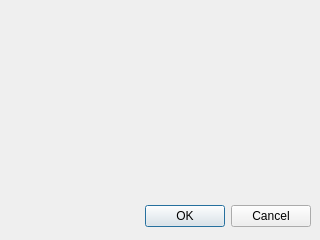
The window that logindialog.ui (Dr-Xperience/SPMS) describes before a commit, drawn with Qt 5.
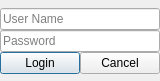
The same window after the commit.

Commit message: Designed Username And Password Dialog

What changed in the file:
```diff
--- a/logindialog.ui
+++ b/logindialog.ui
@@ -5,29 +5,85 @@
    <rect>
     <x>0</x>
     <y>0</y>
-    <width>320</width>
-    <height>240</height>
+    <width>160</width>
+    <height>81</height>
    </rect>
   </property>
   <property name="windowTitle">
    <string>Dialog</string>
   </property>
-  <widget class="QDialogButtonBox" name="buttonBox">
-   <property name="geometry">
-    <rect>
-     <x>10</x>
-     <y>200</y>
-     <width>301</width>
-     <height>32</height>
-    </rect>
+  <layout class="QFormLayout" name="formLayout">
+   <property name="sizeConstraint">
+    <enum>QLayout::SetMinimumSize</enum>
    </property>
-   <property name="orientation">
-    <enum>Qt::Horizontal</enum>
+   <property name="labelAlignment">
+    <set>Qt::AlignCenter</set>
    </property>
-   <property name="standardButtons">
-    <set>QDialogButtonBox::Cancel|QDialogButtonBox::Ok</set>
+   <property name="formAlignment">
+    <set>Qt::AlignJustify|Qt::AlignVCenter</set>
    </property>
-  </widget>
+   <property name="horizontalSpacing">
+    <number>0</number>
+   </property>
+   <property name="verticalSpacing">
+    <number>0</number>
+   </property>
+   <property name="leftMargin">
+    <number>0</number>
+   </property>
+   <property name="topMargin">
+    <number>0</number>
+   </property>
+   <property name="rightMargin">
+    <number>0</number>
+   </property>
+   <property name="bottomMargin">
+    <number>0</number>
+   </property>
+   <item row="0" column="0">
+    <layout class="QVBoxLayout" name="verticalLayout_LoginDialog">
+     <item>
+      <layout class="QVBoxLayout" name="verticalLayout_TextFields">
+       <item>
+        <widget class="QLineEdit" name="lineEdit_UserName">
+         <property name="placeholderText">
+          <string>User Name</string>
+         </property>
+        </widget>
+       </item>
+       <item>
+        <widget class="QLineEdit" name="lineEdit_LoginPassword">
+         <property name="echoMode">
+          <enum>QLineEdit::Password</enum>
+         </property>
+         <property name="placeholderText">
+          <string>Password</string>
+         </property>
+        </widget>
+       </item>
+      </layout>
+     </item>
+     <item>
+      <layout class="QHBoxLayout" name="horizontalLayout_Buttons">
+       <item>
+        <widget class="QPushButton" name="pushButton_Login">
+         <property name="text">
+          <string>Login</string>
+         </property>
+        </widget>
+       </item>
+       <item>
+        <widget class="QPushButton" name="pushButton_Cancel">
+         <property name="text">
+          <string>Cancel</string>
+         </property>
+        </widget>
+       </item>
+      </layout>
+     </item>
+    </layout>
+   </item>
+  </layout>
  </widget>
  <resources/>
  <connections>
```
Left out of the diff: 36 changed lines with no effect on the pictures. The commit also changes 2 other files.
